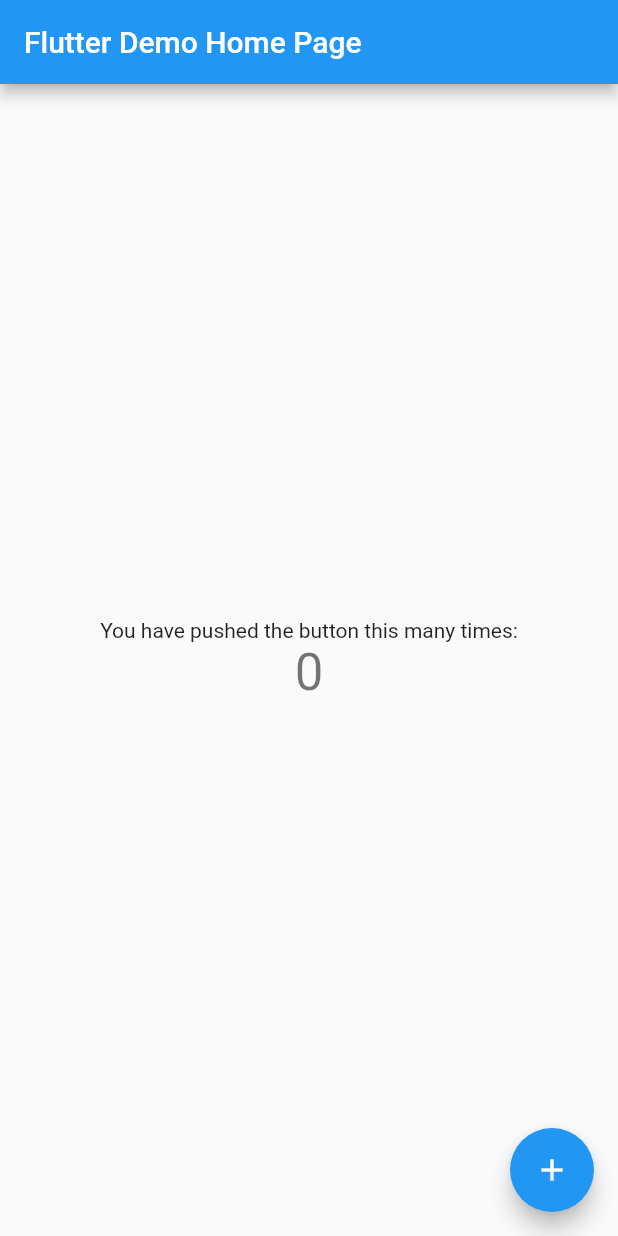
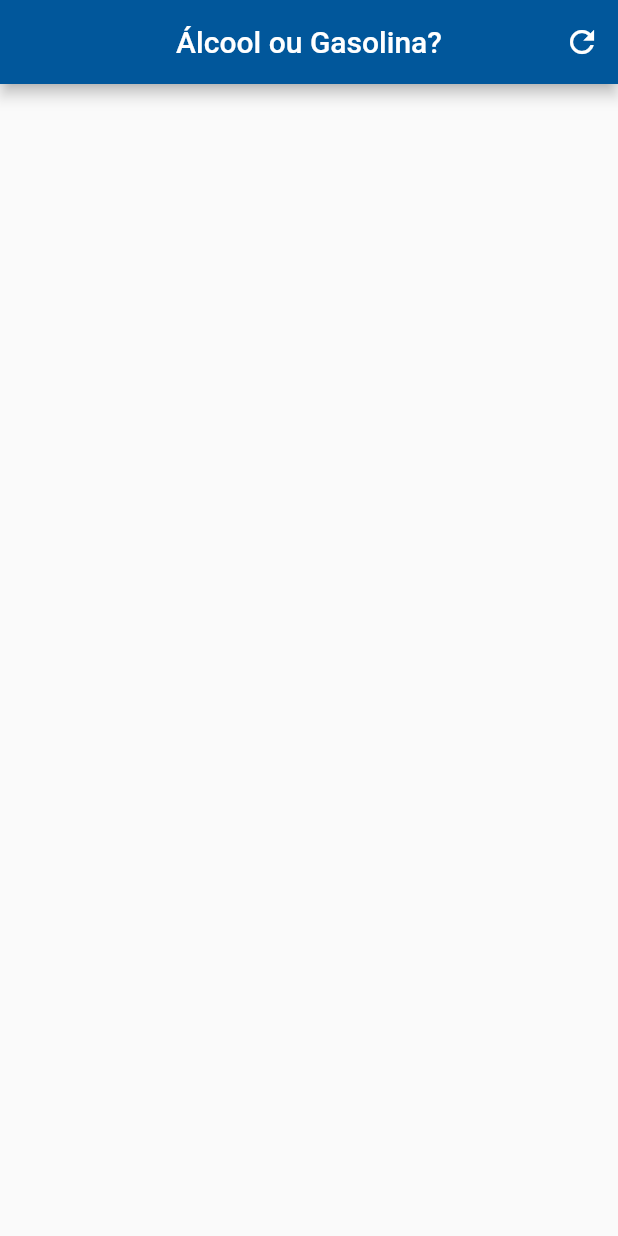
Before and after one commit to pixxel12/ProjetoUni, a Flutter app: the screen it shows after launch, on a phone screen of 412 x 824 dp. Run offline on Flutter 3.47's test engine with Material 2 defaults, Android fonts, the phone set to English and light mode, and no system bars.

Commit message:
31102021

```diff
--- a/flutterproject/gasolinapreco/lib/main.dart
+++ b/flutterproject/gasolinapreco/lib/main.dart
@@ -1,115 +1,36 @@
 import 'package:flutter/material.dart';
 
 void main() {
-  runApp(const MyApp());
+  runApp(MaterialApp(home: Home()));
 }
 
-class MyApp extends StatelessWidget {
-  const MyApp({Key? key}) : super(key: key);
+class Home extends StatefulWidget {
+  const Home({Key? key}) : super(key: key);
 
-  // This widget is the root of your application.
+  @override
+  _HomeState createState() => _HomeState();
+}
+
+class _HomeState extends State<Home> {
   @override
   Widget build(BuildContext context) {
-    return MaterialApp(
-      title: 'Flutter Demo',
-      theme: ThemeData(
-        // This is the theme of your application.
-        //
-        // Try running your application with "flutter run". You'll see the
-        // application has a blue toolbar. Then, without quitting the app, try
-        // changing the primarySwatch below to Colors.green and then invoke
-        // "hot reload" (press "r" in the console where you ran "flutter run",
-        // or simply save your changes to "hot reload" in a Flutter IDE).
-        // Notice that the counter didn't reset back to zero; the application
-        // is not restarted.
-        primarySwatch: Colors.blue,
+    return Scaffold(
+      appBar: AppBar(
+        title: Text(
+          "Álcool ou Gasolina?",
+          style: TextStyle(
+            color: Colors.white,
+          ),
+        ),
+        centerTitle: true,
+        backgroundColor: Colors.lightBlue[900],
+        actions: <Widget>[
+          IconButton(
+              icon: Icon(Icons.refresh),
+              onPressed: (){}
+          )
+        ],
       ),
-      home: const MyHomePage(title: 'Flutter Demo Home Page'),
     );
   }
 }
-
-class MyHomePage extends StatefulWidget {
-  const MyHomePage({Key? key, required this.title}) : super(key: key);
-
-  // This widget is the home page of your application. It is stateful, meaning
-  // that it has a State object (defined below) that contains fields that affect
-  // how it looks.
-
-  // This class is the configuration for the state. It holds the values (in this
-  // case the title) provided by the parent (in this case the App widget) and
-  // used by the build method of the State. Fields in a Widget subclass are
-  // always marked "final".
-
-  final String title;
-
-  @override
-  State<MyHomePage> createState() => _MyHomePageState();
-}
-
-class _MyHomePageState extends State<MyHomePage> {
-  int _counter = 0;
-
-  void _incrementCounter() {
-    setState(() {
-      // This call to setState tells the Flutter framework that something has
-      // changed in this State, which causes it to rerun the build method below
-      // so that the display can reflect the updated values. If we changed
-      // _counter without calling setState(), then the build method would not be
-      // called again, and so nothing would appear to happen.
-      _counter++;
-    });
-  }
-
-  @override
-  Widget build(BuildContext context) {
-    // This method is rerun every time setState is called, for instance as done
-    // by the _incrementCounter method above.
-    //
-    // The Flutter framework has been optimized to make rerunning build methods
-    // fast, so that you can just rebuild anything that needs updating rather
-    // than having to individually change instances of widgets.
-    return Scaffold(
-      appBar: AppBar(
-        // Here we take the value from the MyHomePage object that was created by
-        // the App.build method, and use it to set our appbar title.
-        title: Text(widget.title),
-      ),
-      body: Center(
-        // Center is a layout widget. It takes a single child and positions it
-        // in the middle of the parent.
-        child: Column(
-          // Column is also a layout widget. It takes a list of children and
-          // arranges them vertically. By default, it sizes itself to fit its
-          // children horizontally, and tries to be as tall as its parent.
-          //
-          // Invoke "debug painting" (press "p" in the console, choose the
-          // "Toggle Debug Paint" action from the Flutter Inspector in Android
-          // Studio, or the "Toggle Debug Paint" command in Visual Studio Code)
-          // to see the wireframe for each widget.
-          //
-          // Column has various properties to control how it sizes itself and
-          // how it positions its children. Here we use mainAxisAlignment to
-          // center the children vertically; the main axis here is the vertical
-          // axis because Columns are vertical (the cross axis would be
-          // horizontal).
-          mainAxisAlignment: MainAxisAlignment.center,
-          children: <Widget>[
-            const Text(
-              'You have pushed the button this many times:',
-            ),
-            Text(
-              '$_counter',
-              style: Theme.of(context).textTheme.headline4,
-            ),
-          ],
-        ),
-      ),
-      floatingActionButton: FloatingActionButton(
-        onPressed: _incrementCounter,
-        tooltip: 'Increment',
-        child: const Icon(Icons.add),
-      ), // This trailing comma makes auto-formatting nicer for build methods.
-    );
-  }
-}
```
Also changed, not shown: 1 other file.
